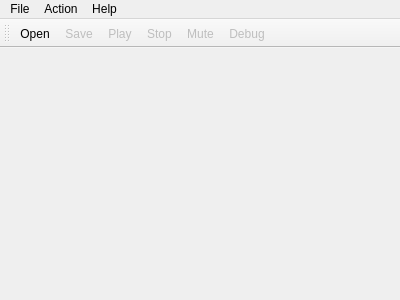
nbouchinet/gbmu, file src/ui/mainwindow.ui: the form before one commit.
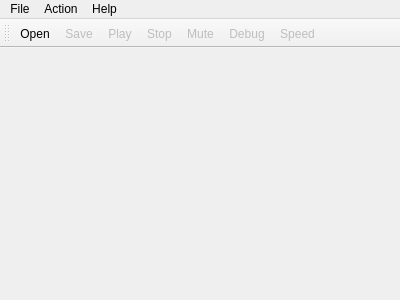
The form after the commit. Icons and pictures are not drawn.

Commit message: resize work but looks weird you can speed up the cpu frequence

Patch:
```diff
--- a/src/ui/mainwindow.ui
+++ b/src/ui/mainwindow.ui
@@ -10,6 +10,12 @@
     <height>300</height>
    </rect>
   </property>
+  <property name="minimumSize">
+   <size>
+    <width>160</width>
+    <height>172</height>
+   </size>
+  </property>
   <property name="windowTitle">
    <string>MainWindow</string>
   </property>
@@ -51,6 +57,9 @@
    <addaction name="menuHelp"/>
   </widget>
   <widget class="QToolBar" name="mainToolBar">
+   <property name="enabled">
+    <bool>true</bool>
+   </property>
    <property name="iconSize">
     <size>
      <width>16</width>
@@ -69,6 +78,7 @@
    <addaction name="actionStop"/>
    <addaction name="actionMute"/>
    <addaction name="actionDebug"/>
+   <addaction name="actionSpeed"/>
   </widget>
   <action name="actionOpen">
    <property name="checkable">
@@ -77,6 +87,9 @@
    <property name="checked">
     <bool>false</bool>
    </property>
+   <property name="enabled">
+    <bool>true</bool>
+   </property>
    <property name="icon">
     <iconset resource="resource.qrc">
      <normaloff>:/resources/open.png</normaloff>:/resources/open.png</iconset>
@@ -160,6 +173,18 @@
     <string>Save</string>
    </property>
   </action>
+  <action name="actionSpeed">
+   <property name="enabled">
+    <bool>false</bool>
+   </property>
+   <property name="icon">
+    <iconset resource="resource.qrc">
+     <normaloff>:/resources/speed.png</normaloff>:/resources/speed.png</iconset>
+   </property>
+   <property name="text">
+    <string>Speed</string>
+   </property>
+  </action>
  </widget>
  <layoutdefault spacing="6" margin="11"/>
  <resources>
```
Left out of the diff: 1 changed line with no effect on the pictures. The commit also changes 10 other files.
